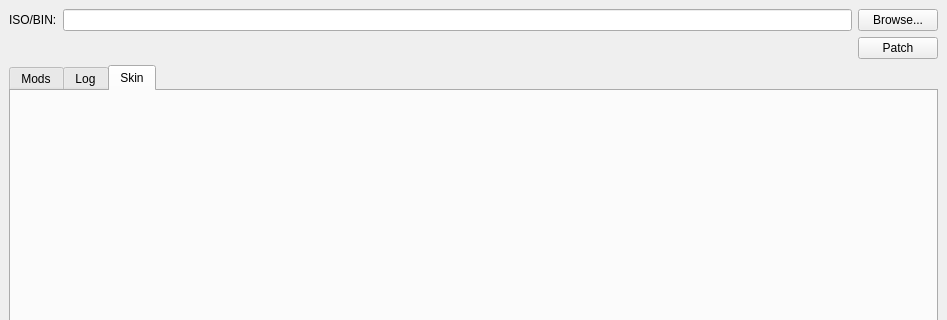
Above: ui/main_window.ui from T4g1/TombaPatcher before the change; both pictures show x 0 to 947 and y 0 to 320 of the 947 by 796 pixel window. Below: the same form after it.
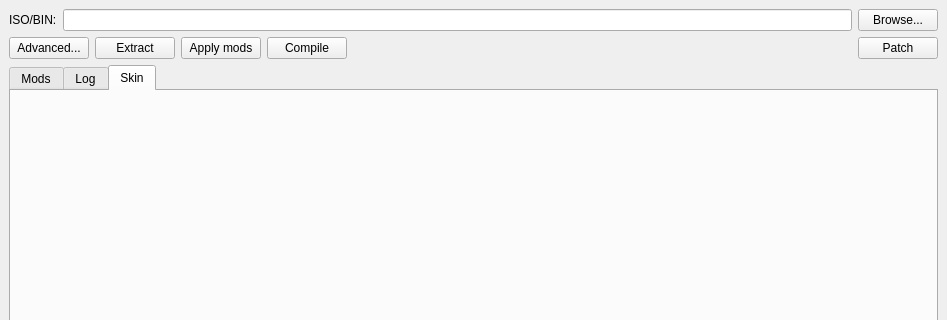
That is the form after the change. The open tabs and pages were chosen to show the change.

```diff
--- a/ui/main_window.ui
+++ b/ui/main_window.ui
@@ -37,7 +37,42 @@
      </layout>
     </item>
     <item>
-     <layout class="QHBoxLayout" name="horizontalLayout_2">
+     <layout class="QHBoxLayout" name="patch_layout">
+      <item>
+       <widget class="QPushButton" name="advanced_button">
+        <property name="text">
+         <string>Advanced...</string>
+        </property>
+       </widget>
+      </item>
+      <item>
+       <layout class="QHBoxLayout" name="advanced_layout">
+        <item>
+         <widget class="QPushButton" name="extract_button">
+          <property name="text">
+           <string>Extract</string>
+          </property>
+         </widget>
+        </item>
+        <item>
+         <widget class="QPushButton" name="apply_mods_button">
+          <property name="text">
+           <string>Apply mods</string>
+          </property>
+         </widget>
+        </item>
+        <item>
+         <widget class="QPushButton" name="compile_button">
+          <property name="enabled">
+           <bool>true</bool>
+          </property>
+          <property name="text">
+           <string>Compile</string>
+          </property>
+         </widget>
+        </item>
+       </layout>
+      </item>
       <item>
        <spacer name="horizontalSpacer">
         <property name="orientation">
```
Left out of the diff: 6 changed lines with no effect on the pictures.
